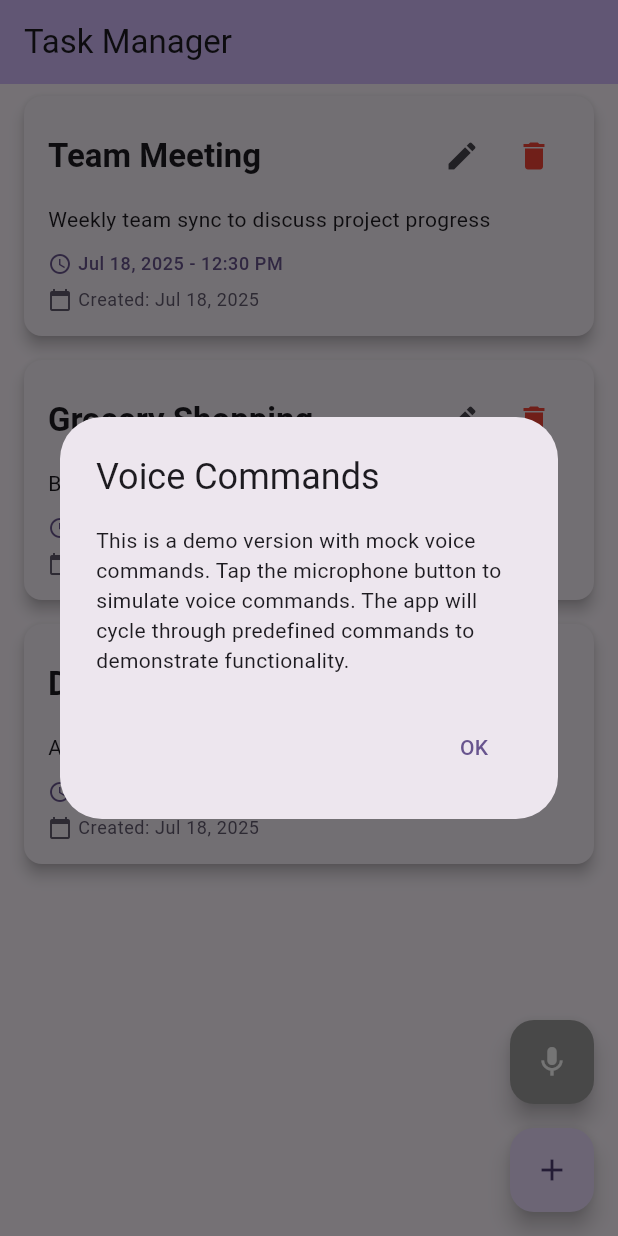
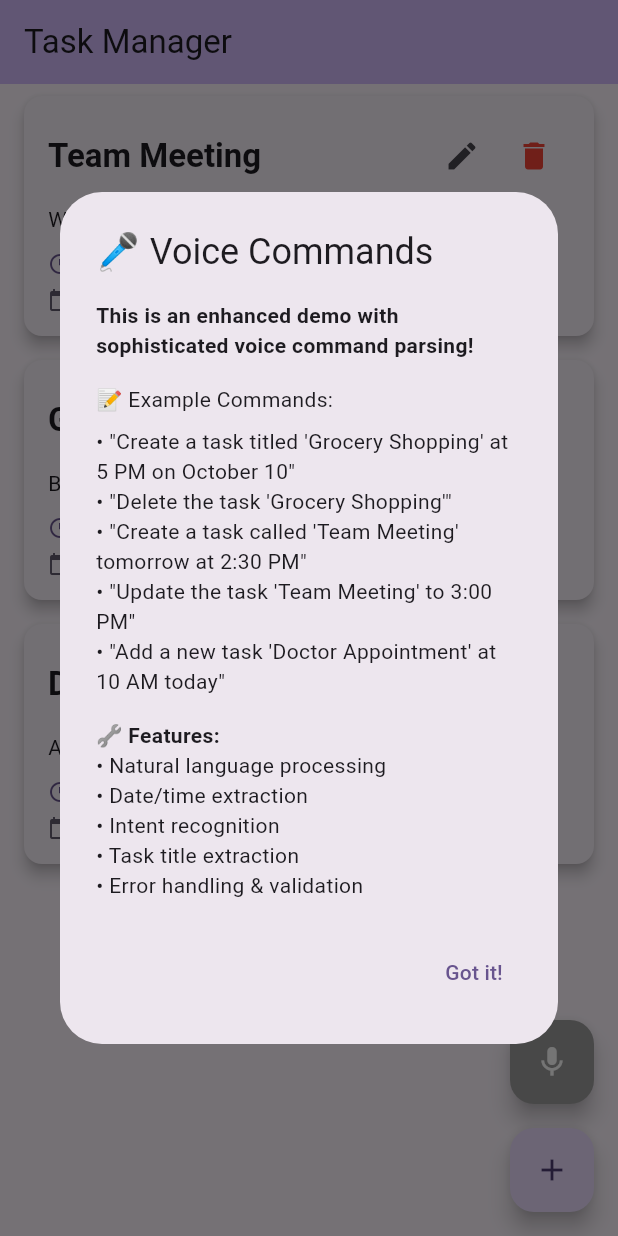
Before and after one commit to usmanqadir191/task_maganer, a Flutter app: the screen it shows after launch, after a tap on the "mic none" icon, on a phone screen of 412 x 824 dp. Run offline on Flutter 3.47's test engine with Material 3 defaults, Android fonts, the phone set to English and light mode, and no system bars; our stand-ins replace equatable, flutter_bloc, get_it.

Commit message:
phase 2 code ok

```diff
--- a/lib/domain/entities/voice_command.dart
+++ b/lib/domain/entities/voice_command.dart
@@ -1,20 +1,98 @@
 import 'package:equatable/equatable.dart';
 
-enum CommandType { create, update, delete }
+enum CommandType {
+  create,
+  update,
+  delete,
+  unknown,
+}
 
 class VoiceCommand extends Equatable {
   final CommandType type;
   final String? title;
   final String? description;
   final DateTime? dateTime;
+  final String? originalText;
+  final double confidence;
 
   const VoiceCommand({
     required this.type,
     this.title,
     this.description,
     this.dateTime,
+    this.originalText,
+    this.confidence = 1.0,
   });
 
+  VoiceCommand copyWith({
+    CommandType? type,
+    String? title,
+    String? description,
+    DateTime? dateTime,
+    String? originalText,
+    double? confidence,
+  }) {
+    return VoiceCommand(
+      type: type ?? this.type,
+      title: title ?? this.title,
+      description: description ?? this.description,
+      dateTime: dateTime ?? this.dateTime,
+      originalText: originalText ?? this.originalText,
+      confidence: confidence ?? this.confidence,
+    );
+  }
+
   @override
-  List<Object?> get props => [type, title, description, dateTime];
+  List<Object?> get props => [
+        type,
+        title,
+        description,
+        dateTime,
+        originalText,
+        confidence,
+      ];
+
+  bool get isValid {
+    switch (type) {
+      case CommandType.create:
+        return title != null && title!.isNotEmpty;
+      case CommandType.update:
+      case CommandType.delete:
+        return title != null && title!.isNotEmpty;
+      case CommandType.unknown:
+        return false;
+    }
+  }
+
+  String get displayText {
+    switch (type) {
+      case CommandType.create:
+        return 'Create task: "$title"${dateTime != null ? ' at ${_formatDateTime(dateTime!)}' : ''}';
+      case CommandType.update:
+        return 'Update task: "$title"${dateTime != null ? ' to ${_formatDateTime(dateTime!)}' : ''}';
+      case CommandType.delete:
+        return 'Delete task: "$title"';
+      case CommandType.unknown:
+        return 'Unknown command: "$originalText"';
+    }
+  }
+
+  String _formatDateTime(DateTime dateTime) {
+    final now = DateTime.now();
+    final today = DateTime(now.year, now.month, now.day);
+    final tomorrow = today.add(const Duration(days: 1));
+    final taskDate = DateTime(dateTime.year, dateTime.month, dateTime.day);
+
+    String dateText;
+    if (taskDate == today) {
+      dateText = 'today';
+    } else if (taskDate == tomorrow) {
+      dateText = 'tomorrow';
+    } else {
+      dateText = '${dateTime.month}/${dateTime.day}/${dateTime.year}';
+    }
+
+    final timeText = '${dateTime.hour}:${dateTime.minute.toString().padLeft(2, '0')}';
+    return '$timeText on $dateText';
+  }
 }
--- a/lib/presentation/cubits/voice_cubit.dart
+++ b/lib/presentation/cubits/voice_cubit.dart
@@ -5,6 +5,8 @@ import '../../domain/usecases/process_voice_command.dart' as process_voice;
 
 // States
 abstract class VoiceState extends Equatable {
+  const VoiceState();
+
   @override
   List<Object?> get props => [];
 }
@@ -13,10 +15,19 @@ class VoiceInitial extends VoiceState {}
 
 class VoiceListening extends VoiceState {}
 
+class VoiceProcessing extends VoiceState {
+  final String recognizedText;
+
+  const VoiceProcessing(this.recognizedText);
+
+  @override
+  List<Object?> get props => [recognizedText];
+}
+
 class VoiceCommandProcessed extends VoiceState {
   final VoiceCommand command;
 
-  VoiceCommandProcessed(this.command);
+  const VoiceCommandProcessed(this.command);
 
   @override
   List<Object?> get props => [command];
@@ -25,10 +36,20 @@ class VoiceCommandProcessed extends VoiceState {
 class VoiceError extends VoiceState {
   final String message;
 
-  VoiceError(this.message);
+  const VoiceError(this.message);
 
   @override
   List<Object?> get props => [message];
+}
+
+class VoiceCommandInvalid extends VoiceState {
+  final String recognizedText;
+  final String reason;
+
+  const VoiceCommandInvalid(this.recognizedText, this.reason);
+
+  @override
+  List<Object?> get props => [recognizedText, reason];
 }
 
 // Cubit
@@ -39,11 +60,24 @@ class VoiceCubit extends Cubit<VoiceState> {
 
   Future<void> startVoiceCommand() async {
     emit(VoiceListening());
+
     try {
       final command = await processVoiceCommand.call();
-      emit(VoiceCommandProcessed(command));
+
+      if (command.isValid) {
+        emit(VoiceCommandProcessed(command));
+      } else {
+        emit(VoiceCommandInvalid(
+          command.originalText ?? 'Unknown',
+          'Invalid command format or missing required information',
+        ));
+      }
     } catch (e) {
       emit(VoiceError(e.toString()));
     }
   }
+
+  void reset() {
+    emit(VoiceInitial());
+  }
 }
--- a/lib/presentation/pages/task_list_page.dart
+++ b/lib/presentation/pages/task_list_page.dart
@@ -71,22 +71,54 @@ class _TaskListPageState extends State<TaskListPage> {
             command.description ?? 'Created via voice command',
             command.dateTime!,
           );
-          _showSnackBar('Task "${command.title}" created successfully!');
+          _showSnackBar('✅ Task "${command.title}" created successfully!');
+        } else if (command.title != null) {
+          // Create task without specific time
+          _taskCubit.addTask(
+            command.title!,
+            command.description ?? 'Created via voice command',
+            DateTime.now().add(const Duration(hours: 1)),
+          );
+          _showSnackBar('✅ Task "${command.title}" created for later!');
         }
         break;
       case CommandType.update:
         if (command.title != null) {
           // Find the task by title and update it
-          // This is a simplified implementation
-          _showSnackBar('Update command received for "${command.title}"');
+          final currentState = _taskCubit.state;
+          if (currentState is TasksLoaded) {
+            final taskToUpdate = currentState.tasks.firstWhere(
+              (task) => task.title.toLowerCase() == command.title!.toLowerCase(),
+              orElse: () => throw Exception('Task not found'),
+            );
+
+            final updatedTask = taskToUpdate.copyWith(
+              dateTime: command.dateTime ?? taskToUpdate.dateTime,
+              description: command.description ?? taskToUpdate.description,
+            );
+
+            _taskCubit.editTask(updatedTask);
+            _showSnackBar('✅ Task "${command.title}" updated successfully!');
+          }
         }
         break;
       case CommandType.delete:
         if (command.title != null) {
           // Find the task by title and delete it
-          // This is a simplified implementation
-          _showSnackBar('Delete command received for "${command.title}"');
+          final currentState = _taskCubit.state;
+          if (currentState is TasksLoaded) {
+            final taskToDelete = currentState.tasks.firstWhere(
+              (task) => task.title.toLowerCase() == command.title!.toLowerCase(),
+              orElse: () => throw Exception('Task not found'),
+            );
+
+            _taskCubit.removeTask(taskToDelete.id);
+            _showSnackBar('✅ Task "${command.title}" deleted successfully!');
+          }
         }
+        break;
+      case CommandType.unknown:
+        _showSnackBar('❌ Could not understand the voice command. Please try again.');
         break;
     }
   }
@@ -95,16 +127,39 @@ class _TaskListPageState extends State<TaskListPage> {
     showDialog(
       context: context,
       builder: (context) => AlertDialog(
-        title: const Text('Voice Commands'),
-        content: const Text(
-          'This is a demo version with mock voice commands. '
-          'Tap the microphone button to simulate voice commands. '
-          'The app will cycle through predefined commands to demonstrate functionality.',
+        title: const Text('🎤 Voice Commands'),
+        content: const Column(
+          mainAxisSize: MainAxisSize.min,
+          crossAxisAlignment: CrossAxisAlignment.start,
+          children: [
+            Text(
+              'This is an enhanced demo with sophisticated voice command parsing!',
+              style: TextStyle(fontWeight: FontWeight.bold),
+            ),
+            SizedBox(height: 16),
+            Text('📝 Example Commands:'),
+            SizedBox(height: 8),
+            Text('• "Create a task titled \'Grocery Shopping\' at 5 PM on October 10"'),
+            Text('• "Delete the task \'Grocery Shopping\'"'),
+            Text('• "Create a task called \'Team Meeting\' tomorrow at 2:30 PM"'),
+            Text('• "Update the task \'Team Meeting\' to 3:00 PM"'),
+            Text('• "Add a new task \'Doctor Appointment\' at 10 AM today"'),
+            SizedBox(height: 16),
+            Text(
+              '🔧 Features:',
+              style: TextStyle(fontWeight: FontWeight.bold),
+            ),
+            Text('• Natural language processing'),
+            Text('• Date/time extraction'),
+            Text('• Intent recognition'),
+            Text('• Task title extraction'),
+            Text('• Error handling & validation'),
+          ],
         ),
         actions: [
           TextButton(
             onPressed: () => Navigator.of(context).pop(),
-            child: const Text('OK'),
+            child: const Text('Got it!'),
           ),
         ],
       ),
@@ -135,7 +190,9 @@ class _TaskListPageState extends State<TaskListPage> {
                   if (state is VoiceCommandProcessed) {
                     _handleVoiceCommand(state.command);
                   } else if (state is VoiceError) {
-                    _showSnackBar('Voice command error: ${state.message}');
+                    _showSnackBar('❌ Voice command error: ${state.message}');
+                  } else if (state is VoiceCommandInvalid) {
+                    _showSnackBar('❌ Invalid command: ${state.reason}');
                   }
                 },
               ),
```
Also changed, not shown: lib/data/datasources/voice_data_source_mock.dart (+160 -143 lines).
